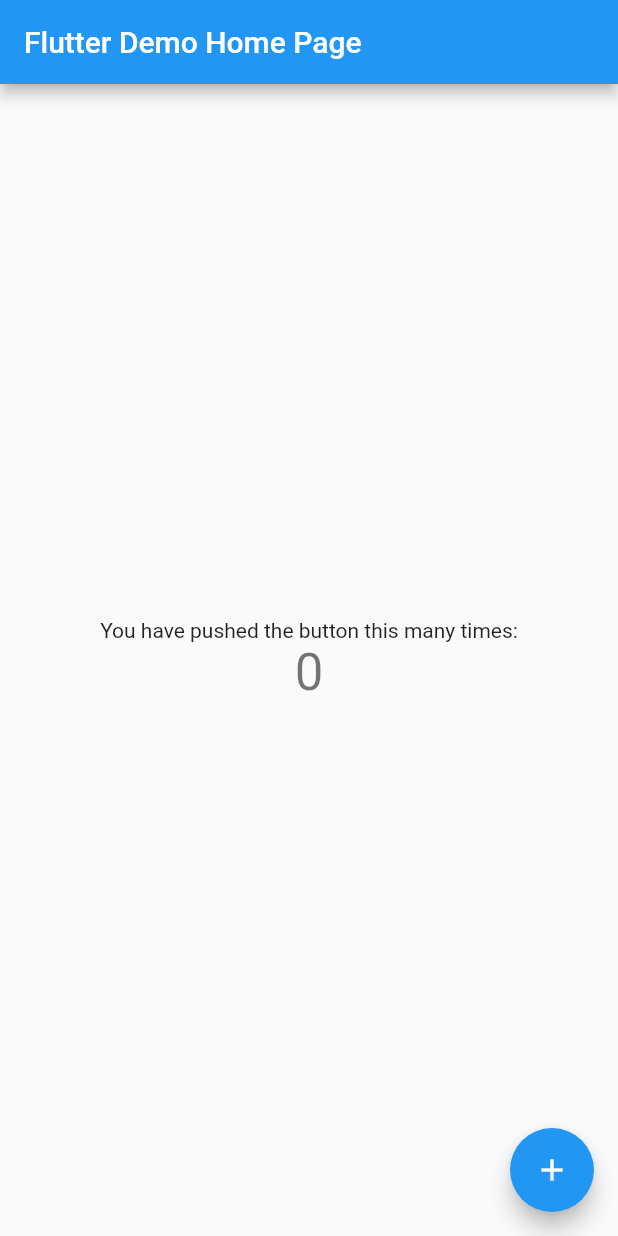
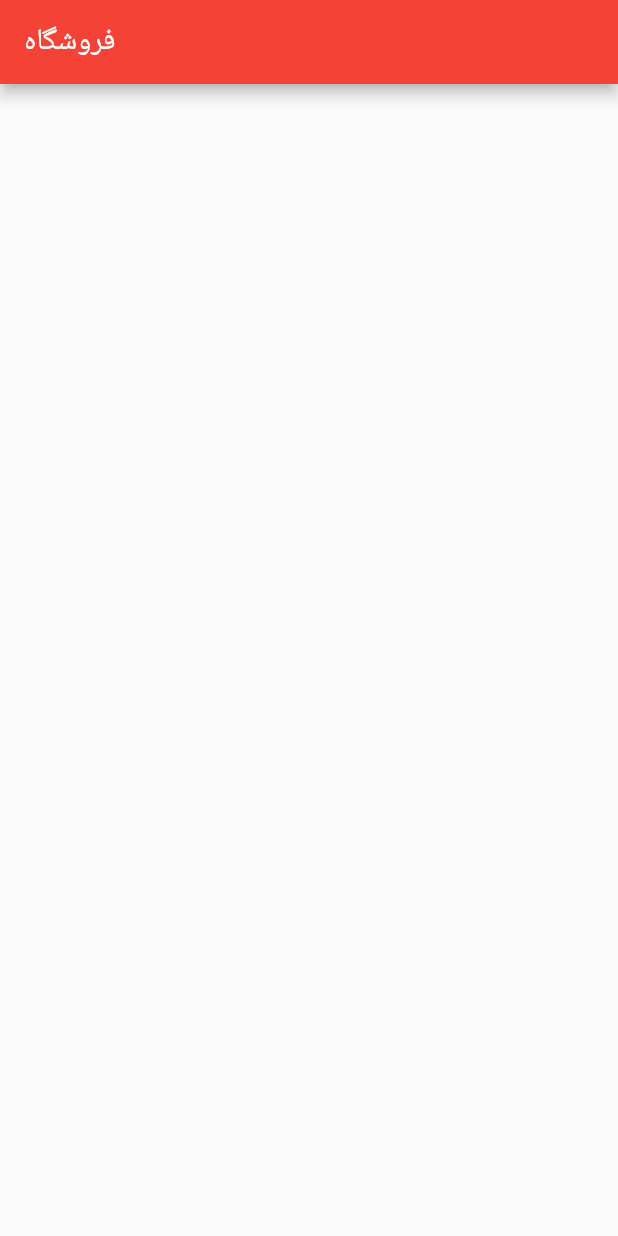
Before and after one commit to HassanEhsani/AppStore, a Flutter app: the screen it shows after launch, on a phone screen of 412 x 824 dp. Run offline on Flutter 3.47's test engine with Material 2 defaults, Android fonts, the phone set to English and light mode, and no system bars; Roboto replaces fonts that are missing (tit); project files that could hold a hidden picture were left out.

Commit message:
add font

```diff
--- a/appstore/lib/main.dart
+++ b/appstore/lib/main.dart
@@ -1,115 +1,18 @@
 import 'package:flutter/material.dart';
 
 void main() {
-  runApp(const MyApp());
-}
-
-class MyApp extends StatelessWidget {
-  const MyApp({Key? key}) : super(key: key);
-
-  // This widget is the root of your application.
-  @override
-  Widget build(BuildContext context) {
-    return MaterialApp(
-      title: 'Flutter Demo',
-      theme: ThemeData(
-        // This is the theme of your application.
-        //
-        // Try running your application with "flutter run". You'll see the
-        // application has a blue toolbar. Then, without quitting the app, try
-        // changing the primarySwatch below to Colors.green and then invoke
-        // "hot reload" (press "r" in the console where you ran "flutter run",
-        // or simply save your changes to "hot reload" in a Flutter IDE).
-        // Notice that the counter didn't reset back to zero; the application
-        // is not restarted.
-        primarySwatch: Colors.blue,
-      ),
-      home: const MyHomePage(title: 'Flutter Demo Home Page'),
-    );
-  }
-}
-
-class MyHomePage extends StatefulWidget {
-  const MyHomePage({Key? key, required this.title}) : super(key: key);
-
-  // This widget is the home page of your application. It is stateful, meaning
-  // that it has a State object (defined below) that contains fields that affect
-  // how it looks.
-
-  // This class is the configuration for the state. It holds the values (in this
-  // case the title) provided by the parent (in this case the App widget) and
-  // used by the build method of the State. Fields in a Widget subclass are
-  // always marked "final".
-
-  final String title;
-
-  @override
-  State<MyHomePage> createState() => _MyHomePageState();
-}
-
-class _MyHomePageState extends State<MyHomePage> {
-  int _counter = 0;
-
-  void _incrementCounter() {
-    setState(() {
-      // This call to setState tells the Flutter framework that something has
-      // changed in this State, which causes it to rerun the build method below
-      // so that the display can reflect the updated values. If we changed
-      // _counter without calling setState(), then the build method would not be
-      // called again, and so nothing would appear to happen.
-      _counter++;
-    });
-  }
-
-  @override
-  Widget build(BuildContext context) {
-    // This method is rerun every time setState is called, for instance as done
-    // by the _incrementCounter method above.
-    //
-    // The Flutter framework has been optimized to make rerunning build methods
-    // fast, so that you can just rebuild anything that needs updating rather
-    // than having to individually change instances of widgets.
-    return Scaffold(
-      appBar: AppBar(
-        // Here we take the value from the MyHomePage object that was created by
-        // the App.build method, and use it to set our appbar title.
-        title: Text(widget.title),
-      ),
-      body: Center(
-        // Center is a layout widget. It takes a single child and positions it
-        // in the middle of the parent.
-        child: Column(
-          // Column is also a layout widget. It takes a list of children and
-          // arranges them vertically. By default, it sizes itself to fit its
-          // children horizontally, and tries to be as tall as its parent.
-          //
-          // Invoke "debug painting" (press "p" in the console, choose the
-          // "Toggle Debug Paint" action from the Flutter Inspector in Android
-          // Studio, or the "Toggle Debug Paint" command in Visual Studio Code)
-          // to see the wireframe for each widget.
-          //
-          // Column has various properties to control how it sizes itself and
-          // how it positions its children. Here we use mainAxisAlignment to
-          // center the children vertically; the main axis here is the vertical
-          // axis because Columns are vertical (the cross axis would be
-          // horizontal).
-          mainAxisAlignment: MainAxisAlignment.center,
-          children: <Widget>[
-            const Text(
-              'You have pushed the button this many times:',
-            ),
-            Text(
-              '$_counter',
-              style: Theme.of(context).textTheme.headline4,
-            ),
-          ],
+  runApp(
+    MaterialApp(
+      debugShowCheckedModeBanner: false,
+      home: Scaffold(
+        appBar: AppBar(
+          backgroundColor: Colors.red,
+          title: Text(
+            'فروشگاه',
+            style: TextStyle(fontFamily: 'tit'),
+          ),
         ),
       ),
-      floatingActionButton: FloatingActionButton(
-        onPressed: _incrementCounter,
-        tooltip: 'Increment',
-        child: const Icon(Icons.add),
-      ), // This trailing comma makes auto-formatting nicer for build methods.
-    );
-  }
+    ),
+  );
 }
```
Also changed, not shown: appstore/pubspec.yaml (+6 -6 lines), appstore/Fonts/tit.TTF (added).
